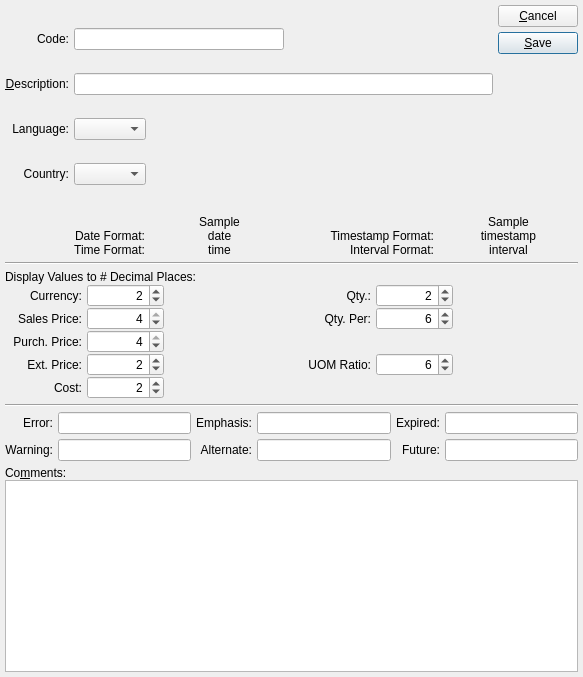
Qt form guiclient/sysLocale.ui (Pegasus-RPG/xtuple-client) before a commit.
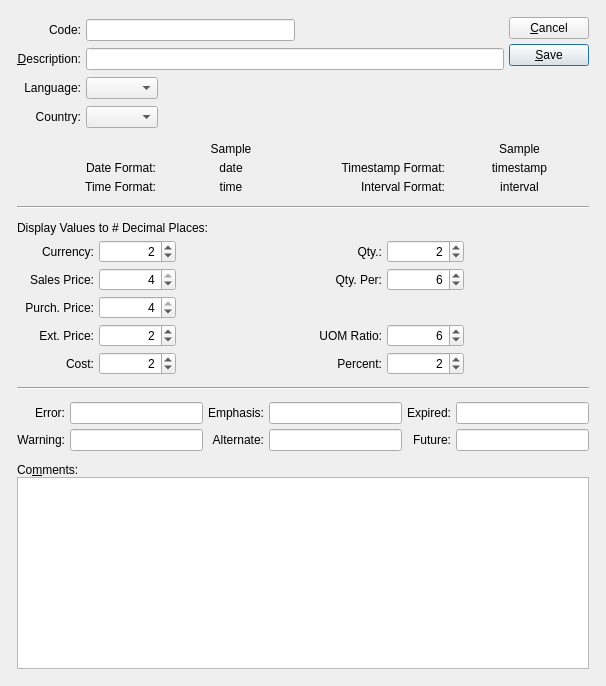
The same form after that commit. Custom widgets are drawn as their Qt base class.

Commit message: issue #9130:  Add support for percent locale up to 4 decimal places.

What changed in the file:
```diff
--- a/guiclient/sysLocale.ui
+++ b/guiclient/sysLocale.ui
@@ -8,29 +8,34 @@
 is available at www.xtuple.com/CPAL.  By using this software, you agree
 to be bound by its terms.</comment>
  <class>sysLocale</class>
- <widget class="QDialog" name="sysLocale" >
-  <property name="geometry" >
+ <widget class="QDialog" name="sysLocale">
+  <property name="geometry">
    <rect>
     <x>0</x>
     <y>0</y>
-    <width>583</width>
-    <height>677</height>
+    <width>606</width>
+    <height>686</height>
    </rect>
   </property>
   <property name="windowTitle" >
    <string>Locale</string>
   </property>
-  <layout class="QVBoxLayout" >
-   <item>
-    <layout class="QHBoxLayout" >
-     <item>
-      <layout class="QGridLayout" >
-       <property name="verticalSpacing" >
-        <number>0</number>
-       </property>
-       <item row="0" column="0" >
-        <widget class="QLabel" name="_codeLit" >
-         <property name="text" >
+  <layout class="QGridLayout" name="gridLayout_2">
+   <item row="0" column="0">
+    <layout class="QGridLayout" name="gridLayout">
+     <property name="margin">
+      <number>12</number>
+     </property>
+     <property name="spacing">
+      <number>12</number>
+     </property>
+     <item row="0" column="0">
+      <layout class="QHBoxLayout">
+       <item>
+        <layout class="QGridLayout">
+         <item row="0" column="0">
+          <widget class="QLabel" name="_codeLit">
+           <property name="text">
           <string>Code:</string>
          </property>
          <property name="alignment" >
@@ -41,13 +46,13 @@
          </property>
         </widget>
        </item>
-       <item row="0" column="1" >
-        <layout class="QHBoxLayout" >
-         <property name="spacing" >
+         <item row="0" column="1">
+          <layout class="QHBoxLayout">
+           <property name="spacing">
           <number>0</number>
          </property>
          <item>
-          <widget class="XLineEdit" name="_code" />
+            <widget class="XLineEdit" name="_code"/>
          </item>
          <item>
           <spacer>
@@ -64,9 +69,9 @@
          </item>
         </layout>
        </item>
-       <item row="1" column="0" >
-        <widget class="QLabel" name="_descriptionLit" >
-         <property name="text" >
+         <item row="1" column="0">
+          <widget class="QLabel" name="_descriptionLit">
+           <property name="text">
           <string>&amp;Description:</string>
          </property>
          <property name="alignment" >
@@ -77,12 +82,12 @@
          </property>
         </widget>
        </item>
-       <item row="1" column="1" >
-        <widget class="XLineEdit" name="_description" />
-       </item>
-       <item row="2" column="0" >
-        <widget class="QLabel" name="_languageLit" >
-         <property name="text" >
+         <item row="1" column="1">
+          <widget class="XLineEdit" name="_description"/>
+         </item>
+         <item row="2" column="0">
+          <widget class="QLabel" name="_languageLit">
+           <property name="text">
           <string>Language:</string>
          </property>
          <property name="alignment" >
@@ -93,11 +98,11 @@
          </property>
         </widget>
        </item>
-       <item row="2" column="1" >
-        <layout class="QHBoxLayout" >
+         <item row="2" column="1">
+          <layout class="QHBoxLayout">
          <item>
-          <widget class="XComboBox" name="_language" >
-           <property name="allowNull" >
+            <widget class="XComboBox" name="_language">
+             <property name="allowNull">
             <bool>true</bool>
            </property>
            <property name="nullStr" >
@@ -123,9 +128,9 @@
          </item>
         </layout>
        </item>
-       <item row="3" column="0" >
-        <widget class="QLabel" name="label" >
-         <property name="text" >
+         <item row="3" column="0">
+          <widget class="QLabel" name="label">
+           <property name="text">
           <string>Country:</string>
          </property>
          <property name="alignment" >
@@ -136,11 +141,11 @@
          </property>
         </widget>
        </item>
-       <item row="3" column="1" >
-        <layout class="QHBoxLayout" >
+         <item row="3" column="1">
+          <layout class="QHBoxLayout">
          <item>
-          <widget class="XComboBox" name="_country" >
-           <property name="allowNull" >
+            <widget class="XComboBox" name="_country">
+             <property name="allowNull">
             <bool>true</bool>
            </property>
            <property name="nullStr" >
@@ -169,20 +174,20 @@
       </layout>
      </item>
      <item>
-      <layout class="QVBoxLayout" >
-       <property name="spacing" >
+        <layout class="QVBoxLayout">
+         <property name="spacing">
         <number>5</number>
        </property>
        <item>
-        <widget class="QPushButton" name="_close" >
-         <property name="text" >
+          <widget class="QPushButton" name="_close">
+           <property name="text">
           <string>&amp;Cancel</string>
          </property>
         </widget>
        </item>
        <item>
-        <widget class="QPushButton" name="_save" >
-         <property name="text" >
+          <widget class="QPushButton" name="_save">
+           <property name="text">
           <string>&amp;Save</string>
          </property>
          <property name="autoDefault" >
@@ -213,15 +218,12 @@
      </item>
     </layout>
    </item>
-   <item>
-    <layout class="QGridLayout" >
-     <property name="verticalSpacing" >
-      <number>0</number>
-     </property>
-     <item row="0" column="1" >
-      <widget class="QLabel" name="_sampleLit" >
-       <property name="sizePolicy" >
-        <sizepolicy vsizetype="Fixed" hsizetype="Preferred" >
+     <item row="1" column="0">
+      <layout class="QGridLayout">
+       <item row="0" column="1">
+        <widget class="QLabel" name="_sampleLit">
+         <property name="sizePolicy">
+          <sizepolicy hsizetype="Preferred" vsizetype="Fixed">
          <horstretch>0</horstretch>
          <verstretch>0</verstretch>
         </sizepolicy>
@@ -240,10 +242,10 @@
        </property>
       </widget>
      </item>
-     <item row="0" column="4" >
-      <widget class="QLabel" name="_sampleLit_2" >
-       <property name="sizePolicy" >
-        <sizepolicy vsizetype="Fixed" hsizetype="Preferred" >
+       <item row="0" column="4">
+        <widget class="QLabel" name="_sampleLit_2">
+         <property name="sizePolicy">
+          <sizepolicy hsizetype="Preferred" vsizetype="Fixed">
          <horstretch>0</horstretch>
          <verstretch>0</verstretch>
         </sizepolicy>
@@ -262,9 +264,9 @@
        </property>
       </widget>
      </item>
-     <item row="1" column="0" >
-      <widget class="QLabel" name="_dateFormatLit" >
-       <property name="text" >
+       <item row="1" column="0">
+        <widget class="QLabel" name="_dateFormatLit">
+         <property name="text">
         <string>Date Format:</string>
        </property>
        <property name="alignment" >
@@ -272,9 +274,9 @@
        </property>
       </widget>
      </item>
-     <item row="1" column="1" >
-      <widget class="QLabel" name="_dateSample" >
-       <property name="minimumSize" >
+       <item row="1" column="1">
+        <widget class="QLabel" name="_dateSample">
+         <property name="minimumSize">
         <size>
          <width>120</width>
          <height>0</height>
@@ -288,9 +290,9 @@
        </property>
       </widget>
      </item>
-     <item row="1" column="2" >
-      <widget class="QLabel" name="_timestampFormatLit" >
-       <property name="text" >
+       <item row="1" column="2">
+        <widget class="QLabel" name="_timestampFormatLit">
+         <property name="text">
         <string>Timestamp Format:</string>
        </property>
        <property name="alignment" >
@@ -298,9 +300,9 @@
        </property>
       </widget>
      </item>
-     <item row="2" column="0" >
-      <widget class="QLabel" name="_timeFormatLit" >
-       <property name="text" >
+       <item row="2" column="0">
+        <widget class="QLabel" name="_timeFormatLit">
+         <property name="text">
         <string>Time Format:</string>
        </property>
        <property name="alignment" >
@@ -308,9 +310,9 @@
        </property>
       </widget>
      </item>
-     <item row="2" column="1" >
-      <widget class="QLabel" name="_timeSample" >
-       <property name="minimumSize" >
+       <item row="2" column="1">
+        <widget class="QLabel" name="_timeSample">
+         <property name="minimumSize">
         <size>
          <width>120</width>
          <height>0</height>
@@ -324,9 +326,9 @@
        </property>
       </widget>
      </item>
-     <item row="2" column="2" >
-      <widget class="QLabel" name="_intervalFormatLit" >
-       <property name="text" >
+       <item row="2" column="2">
+        <widget class="QLabel" name="_intervalFormatLit">
+         <property name="text">
         <string>Interval Format:</string>
        </property>
        <property name="alignment" >
@@ -334,9 +336,9 @@
        </property>
       </widget>
      </item>
-     <item row="2" column="4" >
-      <widget class="QLabel" name="_intervalSample" >
-       <property name="minimumSize" >
+       <item row="2" column="4">
+        <widget class="QLabel" name="_intervalSample">
+         <property name="minimumSize">
         <size>
          <width>120</width>
          <height>0</height>
@@ -350,9 +352,9 @@
        </property>
       </widget>
      </item>
-     <item row="1" column="4" >
-      <widget class="QLabel" name="_timestampSample" >
-       <property name="text" >
+       <item row="1" column="4">
+        <widget class="QLabel" name="_timestampSample">
+         <property name="text">
         <string>timestamp</string>
        </property>
        <property name="alignment" >
@@ -362,21 +364,18 @@
      </item>
     </layout>
    </item>
-   <item>
-    <widget class="Line" name="line" >
-     <property name="orientation" >
+     <item row="2" column="0">
+      <widget class="Line" name="line">
+       <property name="orientation">
       <enum>Qt::Horizontal</enum>
      </property>
     </widget>
    </item>
-   <item>
-    <layout class="QGridLayout" >
-     <property name="verticalSpacing" >
-      <number>0</number>
-     </property>
-     <item row="1" column="0" >
-      <widget class="QLabel" name="_currFormatLit" >
-       <property name="text" >
+     <item row="3" column="0">
+      <layout class="QGridLayout">
+       <item row="1" column="0">
+        <widget class="QLabel" name="_currFormatLit">
+         <property name="text">
         <string>Currency:</string>
        </property>
        <property name="alignment" >
@@ -387,9 +386,9 @@
        </property>
       </widget>
      </item>
-     <item row="1" column="1" >
-      <widget class="QSpinBox" name="_currencyScale" >
-       <property name="alignment" >
+       <item row="1" column="1">
+        <widget class="QSpinBox" name="_currencyScale">
+         <property name="alignment">
         <set>Qt::AlignRight</set>
        </property>
        <property name="maximum" >
@@ -400,9 +399,9 @@
        </property>
       </widget>
      </item>
-     <item row="1" column="2" >
-      <widget class="QLabel" name="_currencySample" >
-       <property name="minimumSize" >
+       <item row="1" column="2">
+        <widget class="QLabel" name="_currencySample">
+         <property name="minimumSize">
         <size>
          <width>120</width>
          <height>0</height>
@@ -416,9 +415,9 @@
        </property>
       </widget>
      </item>
-     <item row="2" column="0" >
-      <widget class="QLabel" name="_salesPriceFormatLit" >
-       <property name="text" >
+       <item row="2" column="0">
+        <widget class="QLabel" name="_salesPriceFormatLit">
+         <property name="text">
         <string>Sales Price:</string>
        </property>
        <property name="alignment" >
@@ -429,9 +428,9 @@
        </property>
       </widget>
      </item>
-     <item row="2" column="1" >
-      <widget class="QSpinBox" name="_salesPriceScale" >
-       <property name="alignment" >
+       <item row="2" column="1">
+        <widget class="QSpinBox" name="_salesPriceScale">
+         <property name="alignment">
         <set>Qt::AlignRight</set>
        </property>
        <property name="maximum" >
@@ -442,9 +441,9 @@
        </property>
       </widget>
      </item>
-     <item row="2" column="2" >
-      <widget class="QLabel" name="_salesPriceSample" >
-       <property name="minimumSize" >
+       <item row="2" column="2">
+        <widget class="QLabel" name="_salesPriceSample">
+         <property name="minimumSize">
         <size>
          <width>120</width>
          <height>0</height>
@@ -458,9 +457,9 @@
        </property>
       </widget>
      </item>
-     <item row="3" column="0" >
-      <widget class="QLabel" name="_purchPriceFormatLit" >
-       <property name="text" >
+       <item row="3" column="0">
+        <widget class="QLabel" name="_purchPriceFormatLit">
+         <property name="text">
         <string>Purch. Price:</string>
        </property>
        <property name="alignment" >
@@ -471,9 +470,9 @@
        </property>
       </widget>
      </item>
-     <item row="3" column="1" >
-      <widget class="QSpinBox" name="_purchPriceScale" >
-       <property name="alignment" >
+       <item row="3" column="1">
+        <widget class="QSpinBox" name="_purchPriceScale">
+         <property name="alignment">
         <set>Qt::AlignRight</set>
        </property>
        <property name="maximum" >
@@ -484,9 +483,9 @@
        </property>
       </widget>
      </item>
-     <item row="3" column="2" >
-      <widget class="QLabel" name="_purchPriceSample" >
-       <property name="minimumSize" >
+       <item row="3" column="2">
+        <widget class="QLabel" name="_purchPriceSample">
+         <property name="minimumSize">
         <size>
          <width>120</width>
          <height>0</height>
@@ -500,9 +499,9 @@
        </property>
       </widget>
      </item>
-     <item row="4" column="0" >
-      <widget class="QLabel" name="_extPriceFormatLit" >
-       <property name="text" >
+       <item row="4" column="0">
+        <widget class="QLabel" name="_extPriceFormatLit">
+         <property name="text">
         <string>Ext. Price:</string>
        </property>
        <property name="alignment" >
@@ -513,9 +512,9 @@
        </property>
       </widget>
      </item>
-     <item row="4" column="1" >
-      <widget class="QSpinBox" name="_extPriceScale" >
-       <property name="alignment" >
+       <item row="4" column="1">
+        <widget class="QSpinBox" name="_extPriceScale">
+         <property name="alignment">
         <set>Qt::AlignRight</set>
        </property>
        <property name="maximum" >
@@ -526,9 +525,9 @@
        </property>
       </widget>
      </item>
-     <item row="4" column="2" >
-      <widget class="QLabel" name="_extPriceSample" >
-       <property name="minimumSize" >
+       <item row="4" column="2">
+        <widget class="QLabel" name="_extPriceSample">
+         <property name="minimumSize">
         <size>
          <width>120</width>
          <height>0</height>
@@ -542,9 +541,9 @@
        </property>
       </widget>
      </item>
-     <item row="5" column="0" >
-      <widget class="QLabel" name="_costFormatLit" >
-       <property name="text" >
+       <item row="5" column="0">
+        <widget class="QLabel" name="_costFormatLit">
+         <property name="text">
         <string>Cost:</string>
        </property>
        <property name="alignment" >
@@ -555,9 +554,9 @@
        </property>
       </widget>
      </item>
-     <item row="5" column="1" >
-      <widget class="QSpinBox" name="_costScale" >
-       <property name="alignment" >
+       <item row="5" column="1">
+        <widget class="QSpinBox" name="_costScale">
+         <property name="alignment">
         <set>Qt::AlignRight</set>
        </property>
        <property name="maximum" >
@@ -568,9 +567,9 @@
        </property>
       </widget>
      </item>
-     <item row="5" column="2" >
-      <widget class="QLabel" name="_costSample" >
-       <property name="minimumSize" >
+       <item row="5" column="2">
+        <widget class="QLabel" name="_costSample">
+         <property name="minimumSize">
         <size>
          <width>120</width>
          <height>0</height>
@@ -584,9 +583,9 @@
        </property>
       </widget>
      </item>
-     <item row="1" column="3" >
-      <widget class="QLabel" name="_qtyFormatLit" >
-       <property name="text" >
+       <item row="1" column="3">
+        <widget class="QLabel" name="_qtyFormatLit">
+         <property name="text">
         <string>Qty.:</string>
        </property>
        <property name="alignment" >
@@ -597,9 +596,9 @@
        </property>
       </widget>
      </item>
-     <item row="1" column="4" >
-      <widget class="QSpinBox" name="_qtyScale" >
-       <property name="alignment" >
+       <item row="1" column="4">
+        <widget class="QSpinBox" name="_qtyScale">
+         <property name="alignment">
         <set>Qt::AlignRight</set>
        </property>
        <property name="maximum" >
@@ -610,9 +609,9 @@
        </property>
       </widget>
      </item>
-     <item row="1" column="5" >
-      <widget class="QLabel" name="_qtySample" >
-       <property name="minimumSize" >
+       <item row="1" column="5">
+        <widget class="QLabel" name="_qtySample">
+         <property name="minimumSize">
         <size>
          <width>120</width>
          <height>0</height>
@@ -626,9 +625,9 @@
        </property>
       </widget>
      </item>
-     <item row="2" column="3" >
-      <widget class="QLabel" name="_qtyPerFormatLit" >
-       <property name="text" >
+       <item row="2" column="3">
+        <widget class="QLabel" name="_qtyPerFormatLit">
+         <property name="text">
         <string>Qty. Per:</string>
        </property>
        <property name="alignment" >
@@ -639,9 +638,9 @@
        </property>
       </widget>
      </item>
-     <item row="2" column="4" >
-      <widget class="QSpinBox" name="_qtyPerScale" >
-       <property name="alignment" >
+       <item row="2" column="4">
+        <widget class="QSpinBox" name="_qtyPerScale">
+         <property name="alignment">
         <set>Qt::AlignRight</set>
        </property>
        <property name="maximum" >
@@ -652,9 +651,9 @@
        </property>
       </widget>
      </item>
-     <item row="2" column="5" >
-      <widget class="QLabel" name="_qtyPerSample" >
-       <property name="minimumSize" >
+       <item row="2" column="5">
+        <widget class="QLabel" name="_qtyPerSample">
+         <property name="minimumSize">
         <size>
          <width>120</width>
          <height>0</height>
@@ -668,9 +667,9 @@
        </property>
       </widget>
      </item>
-     <item row="4" column="3" >
-      <widget class="QLabel" name="_uomRatioLit" >
-       <property name="text" >
+       <item row="4" column="3">
+        <widget class="QLabel" name="_uomRatioLit">
+         <property name="text">
         <string>UOM Ratio:</string>
        </property>
        <property name="alignment" >
@@ -681,9 +680,9 @@
        </property>
       </widget>
      </item>
-     <item row="4" column="4" >
-      <widget class="QSpinBox" name="_uomRatioScale" >
-       <property name="alignment" >
+       <item row="4" column="4">
+        <widget class="QSpinBox" name="_uomRatioScale">
+         <property name="alignment">
         <set>Qt::AlignRight</set>
        </property>
        <property name="maximum" >
@@ -694,9 +693,9 @@
        </property>
       </widget>
      </item>
-     <item row="4" column="5" >
-      <widget class="QLabel" name="_uomRatioSample" >
-       <property name="minimumSize" >
+       <item row="4" column="5">
+        <widget class="QLabel" name="_uomRatioSample">
+         <property name="minimumSize">
         <size>
          <width>120</width>
          <height>0</height>
@@ -710,27 +709,60 @@
        </property>
       </widget>
      </item>
-     <item row="0" column="0" colspan="6" >
-      <widget class="QLabel" name="label_2" >
-       <property name="text" >
+       <item row="0" column="0" colspan="6">
+        <widget class="QLabel" name="label_2">
+         <property name="text">
         <string>Display Values to # Decimal Places:</string>
        </property>
       </widget>
      </item>
-    </layout>
-   </item>
-   <item>
-    <widget class="Line" name="line_3" >
-     <property name="orientation" >
+       <item row="5" column="4">
+        <widget class="QSpinBox" name="_percentScale">
+         <property name="alignment">
+          <set>Qt::AlignRight|Qt::AlignTrailing|Qt::AlignVCenter</set>
+         </property>
+         <property name="maximum">
+          <number>4</number>
+         </property>
+         <property name="value">
+          <number>2</number>
+         </property>
+        </widget>
+       </item>
+       <item row="5" column="3">
+        <widget class="QLabel" name="_percentScaleLit">
+         <property name="text">
+          <string>Percent:</string>
+         </property>
+         <property name="alignment">
+          <set>Qt::AlignRight|Qt::AlignTrailing|Qt::AlignVCenter</set>
+         </property>
+        </widget>
+       </item>
+       <item row="5" column="5">
+        <widget class="QLabel" name="_percentSample">
+         <property name="text">
+          <string/>
+         </property>
+         <property name="alignment">
+          <set>Qt::AlignRight|Qt::AlignTrailing|Qt::AlignVCenter</set>
+         </property>
+        </widget>
+       </item>
+      </layout>
+     </item>
+     <item row="4" column="0">
+      <widget class="Line" name="line_3">
+       <property name="orientation">
       <enum>Qt::Horizontal</enum>
      </property>
     </widget>
    </item>
-   <item>
-    <layout class="QGridLayout" >
-     <item row="0" column="0" >
-      <widget class="QLabel" name="_errorLit" >
-       <property name="text" >
+     <item row="5" column="0">
+      <layout class="QGridLayout">
+       <item row="0" column="0">
+        <widget class="QLabel" name="_errorLit">
+         <property name="text">
         <string>Error:</string>
        </property>
        <property name="alignment" >
@@ -741,9 +773,9 @@
        </property>
       </widget>
      </item>
-     <item row="1" column="0" >
-      <widget class="QLabel" name="_warningLit" >
-       <property name="text" >
+       <item row="1" column="0">
+        <widget class="QLabel" name="_warningLit">
+         <property name="text">
         <string>Warning:</string>
        </property>
        <property name="alignment" >
@@ -754,15 +786,15 @@
        </property>
       </widget>
      </item>
-     <item row="0" column="1" >
-      <widget class="QLineEdit" name="_error" />
-     </item>
-     <item row="1" column="1" >
-      <widget class="QLineEdit" name="_warning" />
-     </item>
-     <item row="0" column="2" >
-      <widget class="QLabel" name="_emphasisLit" >
-       <property name="text" >
+       <item row="0" column="1">
+        <widget class="QLineEdit" name="_error"/>
+       </item>
+       <item row="1" column="1">
+        <widget class="QLineEdit" name="_warning"/>
+       </item>
+       <item row="0" column="2">
+        <widget class="QLabel" name="_emphasisLit">
+         <property name="text">
         <string>Emphasis:</string>
        </property>
        <property name="alignment" >
@@ -773,9 +805,9 @@
        </property>
       </widget>
      </item>
-     <item row="1" column="2" >
-      <widget class="QLabel" name="_alternateLit" >
-       <property name="text" >
+       <item row="1" column="2">
+        <widget class="QLabel" name="_alternateLit">
+         <property name="text">
         <string>Alternate:</string>
        </property>
        <property name="alignment" >
@@ -786,15 +818,15 @@
        </property>
       </widget>
      </item>
-     <item row="0" column="3" >
-      <widget class="QLineEdit" name="_emphasis" />
-     </item>
-     <item row="1" column="3" >
-      <widget class="QLineEdit" name="_alternate" />
-     </item>
-     <item row="0" column="4" >
-      <widget class="QLabel" name="_expiredLit" >
-       <property name="text" >
+       <item row="0" column="3">
+        <widget class="QLineEdit" name="_emphasis"/>
+       </item>
+       <item row="1" column="3">
+        <widget class="QLineEdit" name="_alternate"/>
+       </item>
+       <item row="0" column="4">
+        <widget class="QLabel" name="_expiredLit">
+         <property name="text">
         <string>Expired:</string>
        </property>
        <property name="alignment" >
@@ -805,9 +837,9 @@
        </property>
       </widget>
      </item>
-     <item row="1" column="4" >
-      <widget class="QLabel" name="_futureLit" >
-       <property name="text" >
+       <item row="1" column="4">
+        <widget class="QLabel" name="_futureLit">
+         <property name="text">
         <string>Future:</string>
        </property>
        <property name="alignment" >
@@ -818,23 +850,23 @@
        </property>
       </widget>
      </item>
-     <item row="0" column="5" >
-      <widget class="QLineEdit" name="_expired" />
-     </item>
-     <item row="1" column="5" >
-      <widget class="QLineEdit" name="_future" />
+       <item row="0" column="5">
+        <widget class="QLineEdit" name="_expired"/>
+       </item>
+       <item row="1" column="5">
+        <widget class="QLineEdit" name="_future"/>
      </item>
     </layout>
    </item>
-   <item>
-    <layout class="QVBoxLayout" >
-     <property name="spacing" >
+     <item row="6" column="0">
+      <layout class="QVBoxLayout">
+       <property name="spacing">
       <number>0</number>
      </property>
      <item>
-      <widget class="QLabel" name="_commentsLit" >
-       <property name="sizePolicy" >
-        <sizepolicy vsizetype="Minimum" hsizetype="Expanding" >
+        <widget class="QLabel" name="_commentsLit">
+         <property name="sizePolicy">
+          <sizepolicy hsizetype="Expanding" vsizetype="Minimum">
          <horstretch>0</horstretch>
          <verstretch>0</verstretch>
         </sizepolicy>
@@ -848,13 +880,15 @@
       </widget>
      </item>
      <item>
-      <widget class="QTextEdit" name="_comments" />
+        <widget class="QTextEdit" name="_comments"/>
+       </item>
+      </layout>
      </item>
     </layout>
    </item>
   </layout>
  </widget>
- <layoutdefault spacing="5" margin="5" />
+ <layoutdefault spacing="5" margin="5"/>
  <pixmapfunction>qPixmapFromMimeSource</pixmapfunction>
  <customwidgets>
   <customwidget>
```
Left out of the diff: 216 changed lines with no effect on the pictures. Lines whose indentation alone changed are shown as unchanged. The commit also changes 2 other files.
